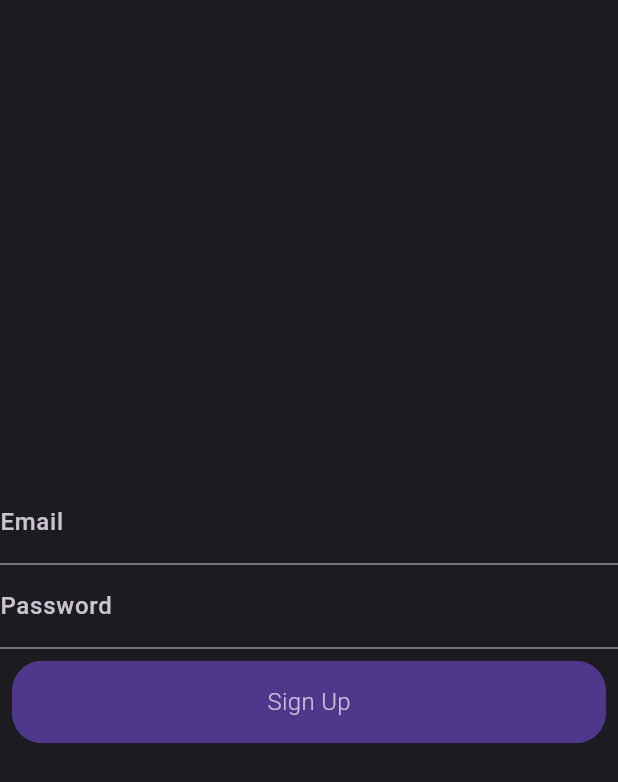
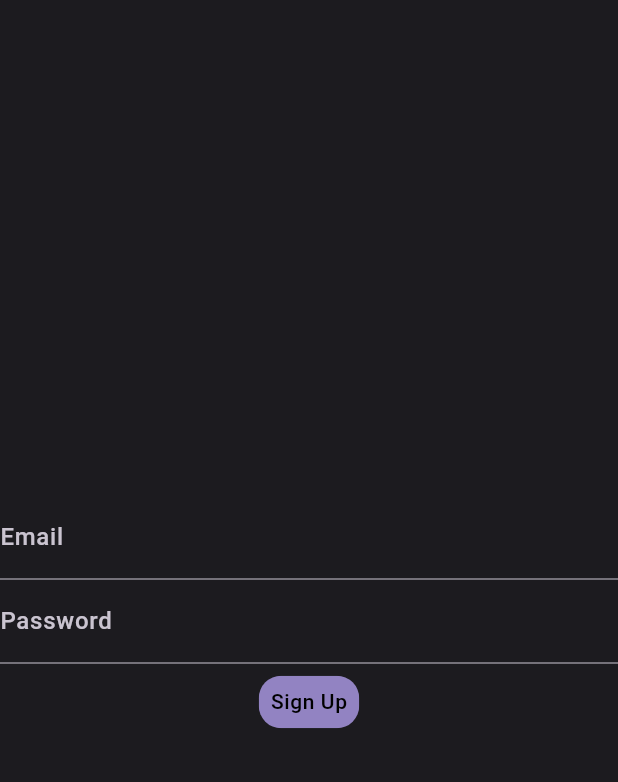
Before and after one commit to valeriiaradzivilo/lingui_quest, a Flutter app: the SignUpPage screen opened by its route, on a phone screen of 412 x 824 dp. Shown: the top 782 px of the screen. Run offline on Flutter 3.47's test engine with Material 2 defaults, Android fonts, the phone set to English and light mode, and no system bars; our stand-ins replace cloud_firestore, dartz, equatable, feather_icons, firebase_auth, firebase_core and 4 more; missing offline and left inert: flutter_portal, simple_logger; accounts and stored records are empty; generated files the repository leaves out were written again; Roboto replaces fonts that are missing (Unbounded).

Commit message:
Implemented test task text widget

```diff
--- a/lib/shared/constants/padding_constants.dart
+++ b/lib/shared/constants/padding_constants.dart
@@ -1,4 +1,5 @@
 class PaddingConst {
+  static double extraSmall = 2;
   static double small = 8;
   static double medium = 16;
   static double large = 32;
--- a/lib/shared/widgets/lin_button.dart
+++ b/lib/shared/widgets/lin_button.dart
@@ -2,30 +2,50 @@ import 'package:flutter/material.dart';
 import 'package:lingui_quest/shared/constants/padding_constants.dart';
 
 class LinButton extends StatelessWidget {
-  const LinButton({super.key, this.icon, required this.label, required this.onTap});
-  final IconData? icon;
+  const LinButton(
+      {super.key,
+      this.icon,
+      required this.label,
+      required this.onTap,
+      this.isEnabled = true,
+      this.isTransparentBack = false});
   final String label;
   final Function() onTap;
+  final bool isEnabled;
+  final IconData? icon;
+  final bool isTransparentBack;
 
   @override
   Widget build(BuildContext context) {
     return Padding(
       padding: EdgeInsets.all(PaddingConst.small),
+      child: ClipRRect(
+        borderRadius: BorderRadius.circular(15),
         child: Container(
-        constraints: const BoxConstraints(maxWidth: 100, maxHeight: 200),
+          padding: EdgeInsets.all(PaddingConst.small),
           decoration: BoxDecoration(
-          color: Colors.transparent,
-          borderRadius: BorderRadius.circular(20),
+            color: isTransparentBack ? Colors.transparent : Theme.of(context).colorScheme.primary,
           ),
+          child: IntrinsicWidth(
             child: InkWell(
               onTap: onTap,
               child: Row(
                 mainAxisAlignment: MainAxisAlignment.center,
                 crossAxisAlignment: CrossAxisAlignment.center,
                 children: [
-              if (icon != null) Icon(icon),
-              Text(label),
+                  if (icon != null) ...[
+                    Icon(icon),
+                    SizedBox(
+                      width: PaddingConst.medium,
+                    )
                   ],
+                  Text(
+                    label,
+                    style: Theme.of(context).textTheme.bodySmall?.copyWith(color: Colors.black),
+                  ),
+                ],
+              ),
+            ),
           ),
         ),
       ),
--- a/lib/shared/widgets/lin_main_button.dart
+++ b/lib/shared/widgets/lin_main_button.dart
@@ -2,35 +2,38 @@ import 'package:flutter/material.dart';
 import 'package:lingui_quest/shared/constants/padding_constants.dart';
 
 class LinMainButton extends StatelessWidget {
-  const LinMainButton({super.key, this.icon, required this.label, required this.onTap, this.isEnabled = true});
+  const LinMainButton({super.key, this.icon, required this.label, required this.onTap});
+  final IconData? icon;
   final String label;
-  final Function() onTap;
-  final bool isEnabled;
-  final IconData? icon;
+  final Function()? onTap;
 
   @override
   Widget build(BuildContext context) {
     return Padding(
       padding: EdgeInsets.all(PaddingConst.small),
-      child: ClipRRect(
-        borderRadius: BorderRadius.circular(20),
-        child: Container(
-          padding: EdgeInsets.all(PaddingConst.medium),
-          decoration: BoxDecoration(
-            color: Theme.of(context).colorScheme.secondaryContainer,
-          ),
+      child: Container(
+        padding: EdgeInsets.all(PaddingConst.medium),
+        decoration: BoxDecoration(
+          color: onTap == null ? Colors.transparent : Theme.of(context).colorScheme.secondaryContainer,
+          borderRadius: BorderRadius.circular(10),
+          border: Border.all(color: Theme.of(context).colorScheme.secondaryContainer),
+          boxShadow: [
+            BoxShadow(
+              color: Colors.black,
+              spreadRadius: PaddingConst.extraSmall,
+              blurRadius: PaddingConst.extraSmall,
+              offset: const Offset(3, 3), // changes position of shadow
+            ),
+          ],
+        ),
+        child: IntrinsicWidth(
           child: InkWell(
             onTap: onTap,
             child: Row(
               mainAxisAlignment: MainAxisAlignment.center,
               crossAxisAlignment: CrossAxisAlignment.center,
               children: [
-                if (icon != null) ...[
-                  Icon(icon),
-                  SizedBox(
-                    width: PaddingConst.medium,
-                  )
-                ],
+                if (icon != null) Icon(icon),
                 Text(label),
               ],
             ),
--- a/lib/start/components/user_widget.dart
+++ b/lib/start/components/user_widget.dart
@@ -63,6 +63,7 @@ class _UserAvatarWidgetState extends State<UserAvatarWidget> {
   Widget _child(bool isLoggedIn) {
     if (!isLoggedIn) {
       return LinButton(
+        isTransparentBack: true,
         key: ValueKey(KeyConstants.signInButton),
         label: context.loc.signIn,
         onTap: () => Navigator.of(context).pushNamed(AppRoutes.signIn),
--- a/lib/view/level_test/create_test_task.dart/create_task.dart
+++ b/lib/view/level_test/create_test_task.dart/create_task.dart
@@ -4,7 +4,6 @@ import 'package:flutter_bloc/flutter_bloc.dart';
 import 'package:lingui_quest/shared/constants/padding_constants.dart';
 import 'package:lingui_quest/shared/enums/english_level_enum.dart';
 import 'package:lingui_quest/shared/widgets/lin_button.dart';
-import 'package:lingui_quest/shared/widgets/lin_main_button.dart';
 import 'package:lingui_quest/shared/widgets/lin_text_editing_field.dart';
 import 'package:lingui_quest/view/level_test/create_test_task.dart/bloc/create_task_bloc.dart';
 
@@ -86,7 +85,7 @@ class CreateTestTaskPopupState extends State<CreateTestTaskPopup> {
                                   _optionsControllers.removeLast();
                                 });
                               }),
-                          LinMainButton(
+                          LinButton(
                             label: 'Add option',
                             onTap: () {
                               setState(() {
@@ -122,7 +121,7 @@ class CreateTestTaskPopupState extends State<CreateTestTaskPopup> {
                             },
                             label: 'Delete',
                           ),
-                          LinMainButton(
+                          LinButton(
                             onTap: () async {
                               if (_formKey.currentState?.validate() ?? false) {
                                 if (state.validationStatus == ValidationStatus.success) {
--- a/lib/view/level_test/main_screen/level_test_screen.dart
+++ b/lib/view/level_test/main_screen/level_test_screen.dart
@@ -1,6 +1,7 @@
 import 'package:flutter/material.dart';
 import 'package:flutter_bloc/flutter_bloc.dart';
 import 'package:lingui_quest/core/extentions/app_localization_context.dart';
+import 'package:lingui_quest/shared/widgets/lin_button.dart';
 import 'package:lingui_quest/shared/widgets/lin_main_button.dart';
 import 'package:lingui_quest/start/routes.dart';
 import 'package:lingui_quest/view/level_test/main_screen/bloc/level_test_bloc.dart';
@@ -18,7 +19,7 @@ class LevelTestScreen extends StatelessWidget {
           if (state.status == LevelTestStatus.initial) {
             return Column(
               children: [
-                LinMainButton(
+                LinButton(
                     label: context.loc.createTestTask,
                     onTap: () => Navigator.of(context).pushNamed(AppRoutes.createTestTask)),
                 // StreamBuilder(
--- a/lib/view/sign_up_page/sign_up_page.dart
+++ b/lib/view/sign_up_page/sign_up_page.dart
@@ -2,7 +2,7 @@ import 'package:flutter/material.dart';
 import 'package:flutter_bloc/flutter_bloc.dart';
 import 'package:lingui_quest/core/extentions/app_localization_context.dart';
 import 'package:lingui_quest/shared/constants/key_constants.dart';
-import 'package:lingui_quest/shared/widgets/lin_main_button.dart';
+import 'package:lingui_quest/shared/widgets/lin_button.dart';
 import 'package:lingui_quest/shared/widgets/lin_text_editing_field.dart';
 import 'package:lingui_quest/view/home_page/home_page.dart';
 import 'package:lingui_quest/view/sign_up_page/bloc/sign_up_bloc.dart';
@@ -47,11 +47,10 @@ class _SignInPageState extends State<SignUpPage> {
                           label: context.loc.password,
                           option: TextFieldOption.password,
                         ),
-                        LinMainButton(
+                        LinButton(
                           key: ValueKey(KeyConstants.signUpButton),
                           label: context.loc.signUp,
-                          onTap: () => bloc.signUp(
-                              emailController.text, passwordController.text),
+                          onTap: () => bloc.signUp(emailController.text, passwordController.text),
                           isEnabled: _formKey.currentState?.validate() ?? false,
                         ),
                       ],
```
Also changed, not shown: lib/shared/widgets/lin_question.dart (added, +103 -0 lines), lib/view/level_test/test_screen/test_screen.dart (+18 -8 lines), 1 other file. Lines whose indentation alone changed are shown as unchanged.
